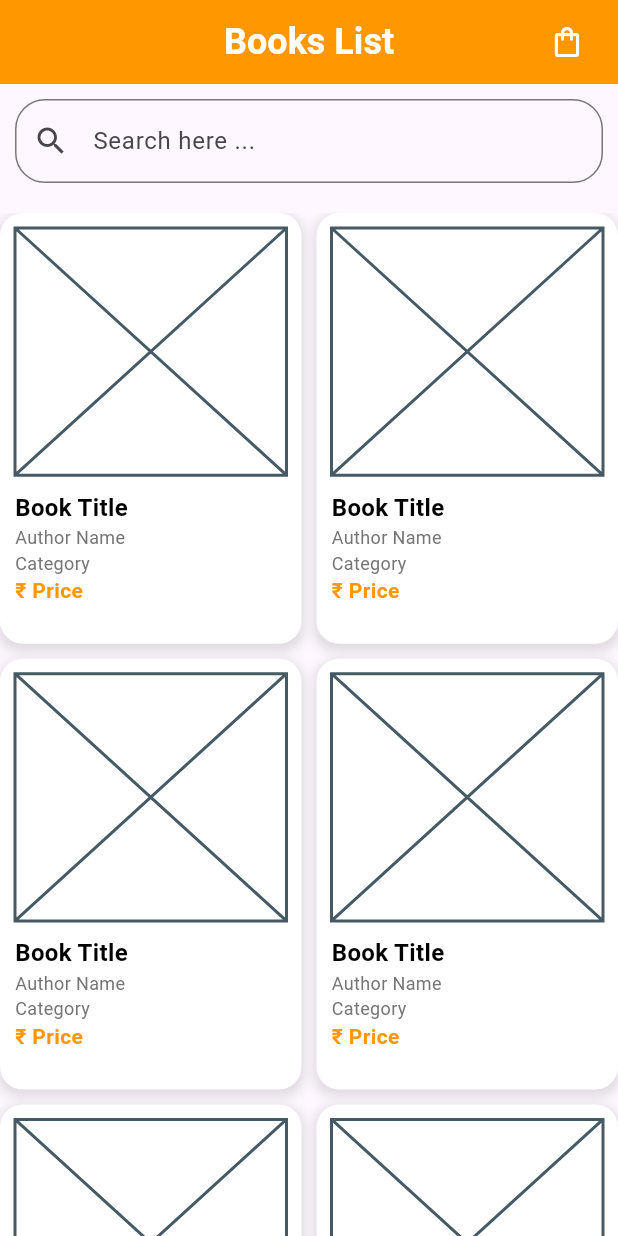
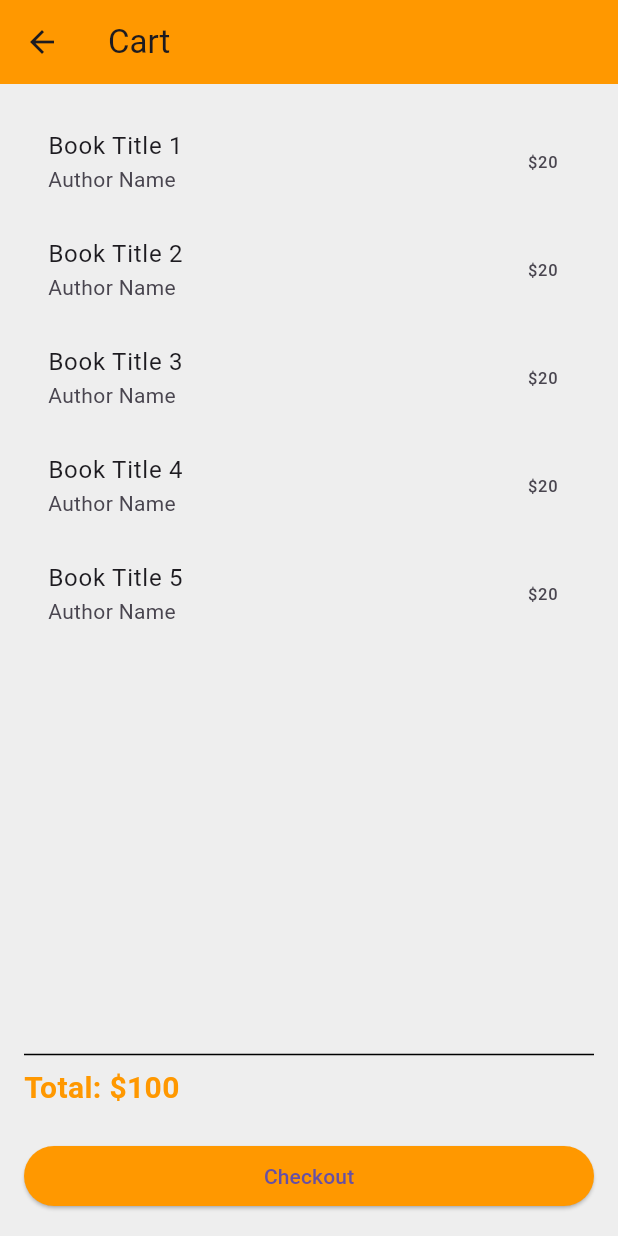
Before and after one commit to adnan-vk/Ecommerce_auth, a Flutter app: the HomePage screen opened directly, after a tap on the "shopping bag" icon, on a phone screen of 412 x 824 dp. Run offline on Flutter 3.47's test engine with Material 3 defaults, Android fonts, the phone set to English and light mode, and no system bars; our stand-ins replace cloud_firestore, email_validator, firebase_auth, firebase_core, google_sign_in; accounts and stored records are empty.

Commit message:
created cart page

```diff
--- a/lib/theme/app_color.dart
+++ b/lib/theme/app_color.dart
@@ -4,4 +4,5 @@ class AppColors {
   final orange = Colors.orange;
   final white = Colors.white;
   final yellow = Colors.yellow;
+  final black = Colors.black;
 }
--- /dev/null
+++ b/lib/view/cart/cart.dart
@@ -0,0 +1,57 @@
+import 'package:authentication/view/welcome_page/welcome_page.dart';
+import 'package:flutter/material.dart';
+
+class CartPage extends StatelessWidget {
+  const CartPage({super.key});
+
+  @override
+  Widget build(BuildContext context) {
+    return Scaffold(
+      appBar: AppBar(
+        title: const Text('Cart'),
+        backgroundColor: Colors.orange,
+      ),
+      body: Padding(
+        padding: const EdgeInsets.all(16.0),
+        child: Column(
+          crossAxisAlignment: CrossAxisAlignment.stretch,
+          children: [
+            Expanded(
+              child: ListView.builder(
+                itemCount: 5,
+                itemBuilder: (context, index) {
+                  return ListTile(
+                    title: Text('Book Title ${index + 1}'),
+                    subtitle: const Text('Author Name'),
+                    trailing: const Text('\$20'),
+                  );
+                },
+              ),
+            ),
+            Divider(
+              thickness: 1,
+              color: appcolor.black,
+            ),
+            const Text(
+              'Total: \$100',
+              style: TextStyle(
+                fontSize: 20,
+                fontWeight: FontWeight.bold,
+                color: Colors.orange,
+              ),
+            ),
+            const SizedBox(height: 20),
+            ElevatedButton(
+              onPressed: () {},
+              style: ElevatedButton.styleFrom(
+                backgroundColor: Colors.orange,
+              ),
+              child: const Text('Checkout'),
+            ),
+          ],
+        ),
+      ),
+      backgroundColor: Colors.grey[200],
+    );
+  }
+}
--- a/lib/view/home_page/home_page.dart
+++ b/lib/view/home_page/home_page.dart
@@ -1,3 +1,130 @@
+// import 'package:flutter/material.dart';
+
+// class HomePage extends StatelessWidget {
+//   const HomePage({super.key});
+
+//   @override
+//   Widget build(BuildContext context) {
+//     final size = MediaQuery.of(context).size;
+
+//     return Scaffold(
+//       appBar: AppBar(
+//         backgroundColor: Colors.orange,
+//         elevation: 0,
+//         centerTitle: true,
+//         title: const Text(
+//           "Books List",
+//           style: TextStyle(
+//             color: Colors.white,
+//             fontWeight: FontWeight.bold,
+//             fontSize: 24,
+//           ),
+//         ),
+//         actions: [
+//           IconButton(
+//             onPressed: () {},
+//             icon: const Icon(
+//               Icons.shopping_bag_outlined,
+//               color: Colors.white,
+//             ),
+//           ),
+//           const SizedBox(width: 10),
+//         ],
+//       ),
+//       body: Column(
+//         crossAxisAlignment: CrossAxisAlignment.stretch,
+//         children: [
+//           Padding(
+//             padding: const EdgeInsets.all(10),
+//             child: TextFormField(
+//               decoration: InputDecoration(
+//                 prefixIcon: const Icon(Icons.search),
+//                 border: OutlineInputBorder(
+//                   borderRadius: BorderRadius.circular(20),
+//                 ),
+//                 labelText: "Search here ...",
+//               ),
+//               onChanged: (value) {},
+//             ),
+//           ),
+//           const SizedBox(height: 10),
+//           Expanded(
+//             child: GridView.builder(
+//               gridDelegate: const SliverGridDelegateWithFixedCrossAxisCount(
+//                 crossAxisCount: 2,
+//                 mainAxisSpacing: 10,
+//                 crossAxisSpacing: 10,
+//                 childAspectRatio: 0.7,
+//               ),
+//               itemBuilder: (context, index) {
+//                 return Container(
+//                   padding: const EdgeInsets.all(10),
+//                   decoration: BoxDecoration(
+//                     // image: DecorationImage(
+//                     //     image: NetworkImage(
+//                     //         'https://images.theconversation.com/files/45159/original/rptgtpxd-1396254731.jpg?ixlib=rb-1.1.0&q=45&auto=format&w=754&fit=clip')),
+//                     color: Colors.white,
+//                     borderRadius: BorderRadius.circular(15),
+//                     boxShadow: [
+//                       BoxShadow(
+//                         color: Colors.grey.withOpacity(0.3),
+//                         spreadRadius: 2,
+//                         blurRadius: 5,
+//                         offset: const Offset(0, 3),
+//                       ),
+//                     ],
+//                   ),
+//                   child: Column(
+//                     crossAxisAlignment: CrossAxisAlignment.start,
+//                     children: [
+//                       Placeholder(
+//                         fallbackHeight: size.height * 0.2,
+//                       ),
+//                       const SizedBox(height: 10),
+//                       const Text(
+//                         "Book Title",
+//                         style: TextStyle(
+//                           color: Colors.black,
+//                           fontWeight: FontWeight.bold,
+//                           fontSize: 16,
+//                         ),
+//                       ),
+//                       Text(
+//                         "Author Name",
+//                         style: TextStyle(
+//                           color: Colors.grey[600],
+//                           fontSize: 12,
+//                         ),
+//                       ),
+//                       Text(
+//                         "Category",
+//                         style: TextStyle(
+//                           color: Colors.grey[600],
+//                           fontSize: 12,
+//                         ),
+//                       ),
+//                       const Text(
+//                         "₹ Price",
+//                         style: TextStyle(
+//                           color: Colors.orange,
+//                           fontWeight: FontWeight.bold,
+//                           fontSize: 14,
+//                         ),
+//                       ),
+//                     ],
+//                   ),
+//                 );
+//               },
+//               itemCount: 10,
+//             ),
+//           ),
+//         ],
+//       ),
+//     );
+//   }
+// }
+
+import 'package:authentication/view/cart/cart.dart';
 import 'package:flutter/material.dart';
 
 class HomePage extends StatelessWidget {
@@ -22,7 +149,13 @@ class HomePage extends StatelessWidget {
         ),
         actions: [
           IconButton(
-            onPressed: () {},
+            onPressed: () {
+              Navigator.push(
+                  context,
+                  MaterialPageRoute(
+                    builder: (context) => const CartPage(),
+                  ));
+            },
             icon: const Icon(
               Icons.shopping_bag_outlined,
               color: Colors.white,
@@ -60,9 +193,6 @@ class HomePage extends StatelessWidget {
                 return Container(
                   padding: const EdgeInsets.all(10),
                   decoration: BoxDecoration(
-                    // image: DecorationImage(
-                    //     image: NetworkImage(
-                    //         'https://images.theconversation.com/files/45159/original/rptgtpxd-1396254731.jpg?ixlib=rb-1.1.0&q=45&auto=format&w=754&fit=clip')),
                     color: Colors.white,
                     borderRadius: BorderRadius.circular(15),
                     boxShadow: [
@@ -120,6 +250,21 @@ class HomePage extends StatelessWidget {
           ),
         ],
       ),
+      floatingActionButton: FloatingActionButton.extended(
+        onPressed: () {
+          // Navigate to cart page
+          Navigator.push(
+              context,
+              MaterialPageRoute(
+                builder: (context) => const CartPage(),
+              ));
+          // Navigator.pushNamed(context, '/cart');
+        },
+        label: const Text('Go to Cart'),
+        icon: const Icon(Icons.shopping_cart),
+        backgroundColor: Colors.orange,
+      ),
+      floatingActionButtonLocation: FloatingActionButtonLocation.centerFloat,
     );
   }
 }
```
